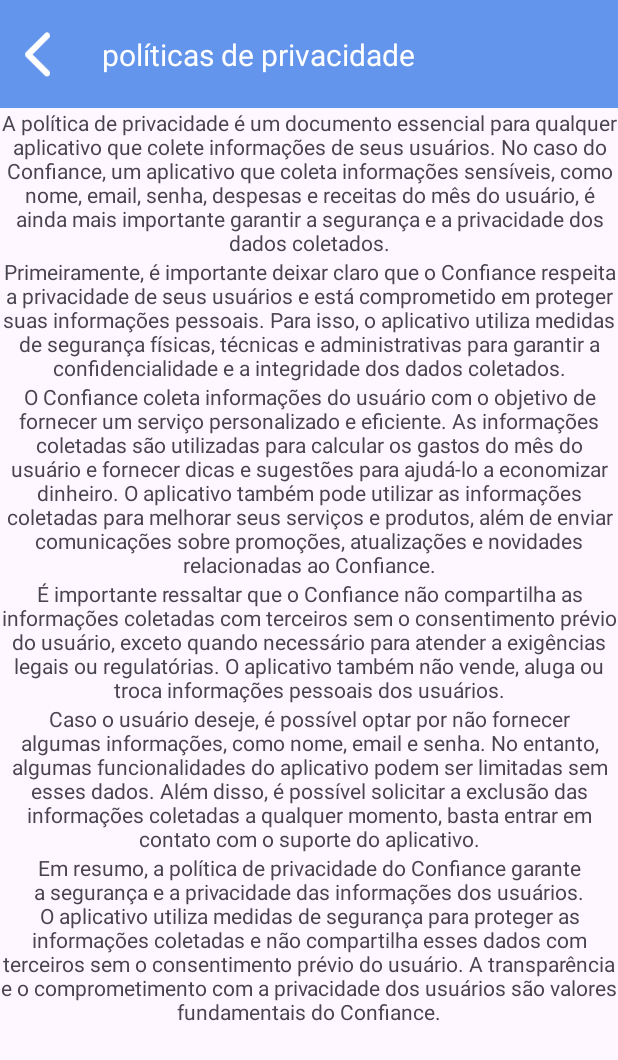
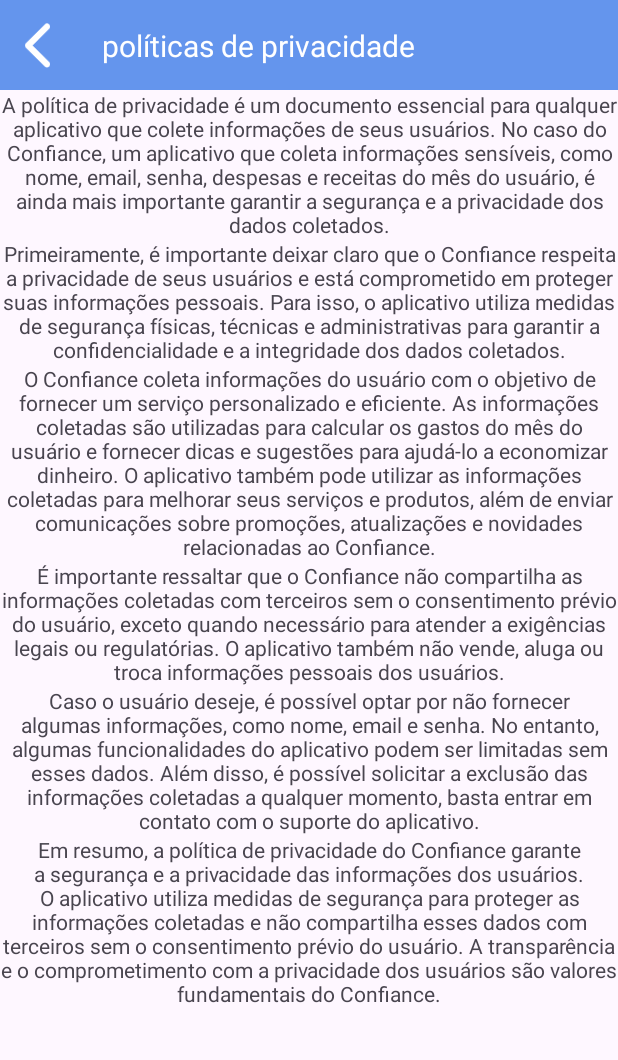
Before and after one commit to brubs-ads/Desenvolvimento-para-dispositivos-moveis, an Android app: the PrivacyPolicesActivity screen opened directly, with no data from a screen before it, on a phone screen of 412 x 824 dp. Shown: the top 1060 px of the screen. Run offline under Robolectric (Android 15) with nearby library versions, the phone set to English and light mode, and no system bars.

Commit message:
implementações da viewModel

```diff
--- a/app/src/main/java/com/mycompany/confinance/MainActivity.kt
+++ b/app/src/main/java/com/mycompany/confinance/MainActivity.kt
@@ -24,10 +24,12 @@ class MainActivity : AppCompatActivity() {
         binding.buttonCreateAccount.setOnClickListener {
             val intent = Intent(applicationContext, CreateAccountActivity::class.java)
             startActivity(intent)
+            finish()
         }
         binding.textLogin.setOnClickListener {
             val intent = Intent(applicationContext, LoginActivity::class.java)
             startActivity(intent)
+            finish()
         }
     }
 }
--- a/app/src/main/java/com/mycompany/confinance/view/TermsOfUseActivity.kt
+++ b/app/src/main/java/com/mycompany/confinance/view/TermsOfUseActivity.kt
@@ -18,7 +18,7 @@ class TermsOfUseActivity : AppCompatActivity() {
         supportActionBar?.hide()
 
         val account = intent.getBooleanExtra(Constants.REDIRECTION.KEY.ACCOUNT,false)
-        val login = intent.getBooleanExtra(Constants.REDIRECTION.KEY.ACCOUNT,false)
+        val login = intent.getBooleanExtra(Constants.REDIRECTION.KEY.LOGIN,false)
 
         binding.imageArrowBackTermsOfUse.setOnClickListener {
             if (account){
--- a/app/src/main/java/com/mycompany/confinance/viewmodel/AboutViewModel.kt
+++ /dev/null
@@ -1,4 +0,0 @@
-package com.mycompany.confinance.viewmodel
-
-class AboutViewModel {
-}
--- a/app/src/main/java/com/mycompany/confinance/viewmodel/CreateAccountViewModel.kt
+++ b/app/src/main/java/com/mycompany/confinance/viewmodel/CreateAccountViewModel.kt
@@ -1,4 +1,7 @@
 package com.mycompany.confinance.viewmodel
 
-class CreateAccountViewModel {
+import android.app.Application
+import androidx.lifecycle.AndroidViewModel
+
+class CreateAccountViewModel(application: Application) : AndroidViewModel(application) {
 }
--- a/app/src/main/java/com/mycompany/confinance/viewmodel/TermsofuseViewModel.kt
+++ /dev/null
@@ -1,4 +0,0 @@
-package com.mycompany.confinance.viewmodel
-
-class TermsofuseViewModel {
-}
--- a/app/src/main/res/layout/activity_privacy_polices.xml
+++ b/app/src/main/res/layout/activity_privacy_polices.xml
@@ -9,7 +9,7 @@
     <View
         android:id="@+id/view"
         android:layout_width="0dp"
-        android:layout_height="72dp"
+        android:layout_height="60dp"
         android:background="@color/blue_main"
         app:layout_constraintEnd_toEndOf="parent"
         app:layout_constraintStart_toStartOf="parent"
@@ -39,62 +39,71 @@
         app:layout_constraintStart_toEndOf="@id/image_arrow_back_privacy_polices"
         app:layout_constraintTop_toTopOf="parent" />
 
+    <ScrollView
+        android:layout_width="0dp"
+        android:layout_height="wrap_content"
+        app:layout_constraintEnd_toEndOf="parent"
+        app:layout_constraintStart_toStartOf="parent"
+        app:layout_constraintTop_toBottomOf="@id/view"
+        android:paddingBottom="64dp">
+
+        <androidx.appcompat.widget.LinearLayoutCompat
+            android:layout_width="match_parent"
+            android:layout_height="match_parent"
+            android:orientation="vertical">
+
+
             <androidx.appcompat.widget.AppCompatTextView
                 android:id="@+id/text_one"
+                android:layout_width="wrap_content"
+                android:layout_height="wrap_content"
                 android:gravity="center"
-        android:layout_width="0dp"
-        android:layout_height="wrap_content"
                 android:text="@string/text_about_privacy_polices_part_one"
-        app:layout_constraintStart_toStartOf="parent"
-        app:layout_constraintTop_toBottomOf="@id/view" />
+                tools:ignore="VisualLintLongText" />
 
             <androidx.appcompat.widget.AppCompatTextView
                 android:id="@+id/text_two"
-        android:layout_width="0dp"
+                android:layout_width="wrap_content"
+                android:layout_height="wrap_content"
                 android:gravity="center"
-        android:layout_height="wrap_content"
                 android:text="@string/text_about_privacy_polices_part_two"
-        app:layout_constraintStart_toStartOf="parent"
-        app:layout_constraintTop_toBottomOf="@id/text_one" />
+                tools:ignore="VisualLintLongText" />
 
             <androidx.appcompat.widget.AppCompatTextView
                 android:id="@+id/text_tree"
-        android:layout_width="0dp"
+                android:layout_width="wrap_content"
+                android:layout_height="wrap_content"
                 android:gravity="center"
-        android:layout_height="wrap_content"
                 android:text="@string/Text_about_privacy_tree"
-        app:layout_constraintStart_toStartOf="parent"
-        app:layout_constraintTop_toBottomOf="@id/text_two" />
+                tools:ignore="VisualLintLongText" />
 
             <androidx.appcompat.widget.AppCompatTextView
                 android:id="@+id/text_four"
-        android:layout_width="0dp"
+                android:layout_width="wrap_content"
+                android:layout_height="wrap_content"
                 android:gravity="center"
-        android:layout_height="wrap_content"
                 android:text="@string/Text_about_privacy_four"
-        app:layout_constraintStart_toStartOf="parent"
-        app:layout_constraintTop_toBottomOf="@id/text_tree"
-        />
+                tools:ignore="VisualLintLongText" />
 
             <androidx.appcompat.widget.AppCompatTextView
                 android:id="@+id/text_five"
+                android:layout_width="wrap_content"
+                android:layout_height="wrap_content"
                 android:gravity="center"
-        android:layout_width="0dp"
-        android:layout_height="wrap_content"
                 android:text="@string/Text_about_privacy_five"
-        app:layout_constraintStart_toStartOf="parent"
-        app:layout_constraintTop_toBottomOf="@+id/text_four"
-        />
+                tools:ignore="VisualLintLongText" />
 
             <androidx.appcompat.widget.AppCompatTextView
                 android:id="@+id/text_six"
-        android:layout_width="0dp"
+                android:layout_width="wrap_content"
                 android:layout_height="wrap_content"
+                android:gravity="center"
                 android:text="@string/Text_about_privacy_six"
-        app:layout_constraintStart_toStartOf="parent"
-        android:gravity="center"
-        app:layout_constraintTop_toBottomOf="@+id/text_five"
-        />
+                tools:ignore="VisualLintLongText" />
+
+        </androidx.appcompat.widget.LinearLayoutCompat>
+
+    </ScrollView>
 
 
 </androidx.constraintlayout.widget.ConstraintLayout>
--- a/app/src/main/res/values/strings.xml
+++ b/app/src/main/res/values/strings.xml
@@ -82,6 +82,7 @@
     <string name="menu_terms_of_use">Termos de Uso</string>
     <!-- TODO: Remove or change this placeholder text -->
     <string name="hello_blank_fragment">Hello blank fragment</string>
+    <string name="have_account">Já Tenho uma Conta!</string>
 
 
 </resources>
```
Also changed, not shown: app/src/main/java/com/mycompany/confinance/view/CreateAccountActivity.kt (+32 -19 lines), app/src/main/java/com/mycompany/confinance/view/LoginActivity.kt (+27 -18 lines), app/src/main/java/com/mycompany/confinance/view/PrivacyPolicesActivity.kt (+13 -2 lines), app/src/main/res/layout/activity_create_account.xml (+10 -6 lines), app/src/main/res/layout/activity_login.xml (+17 -15 lines). Lines whose indentation alone changed are shown as unchanged.
